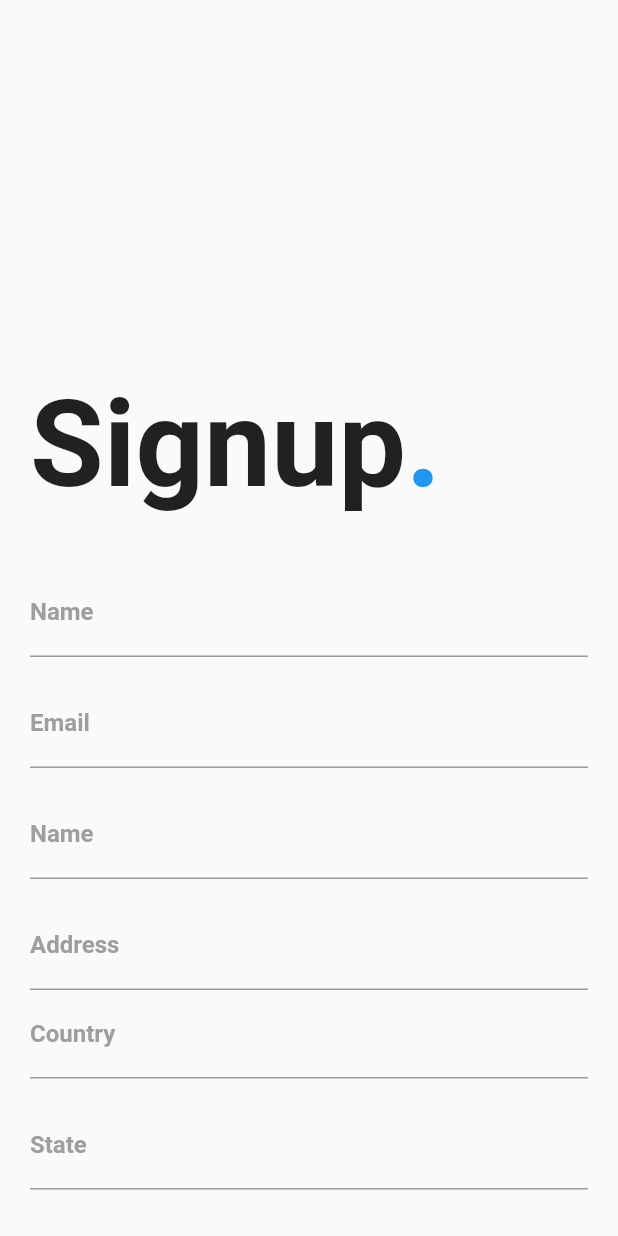
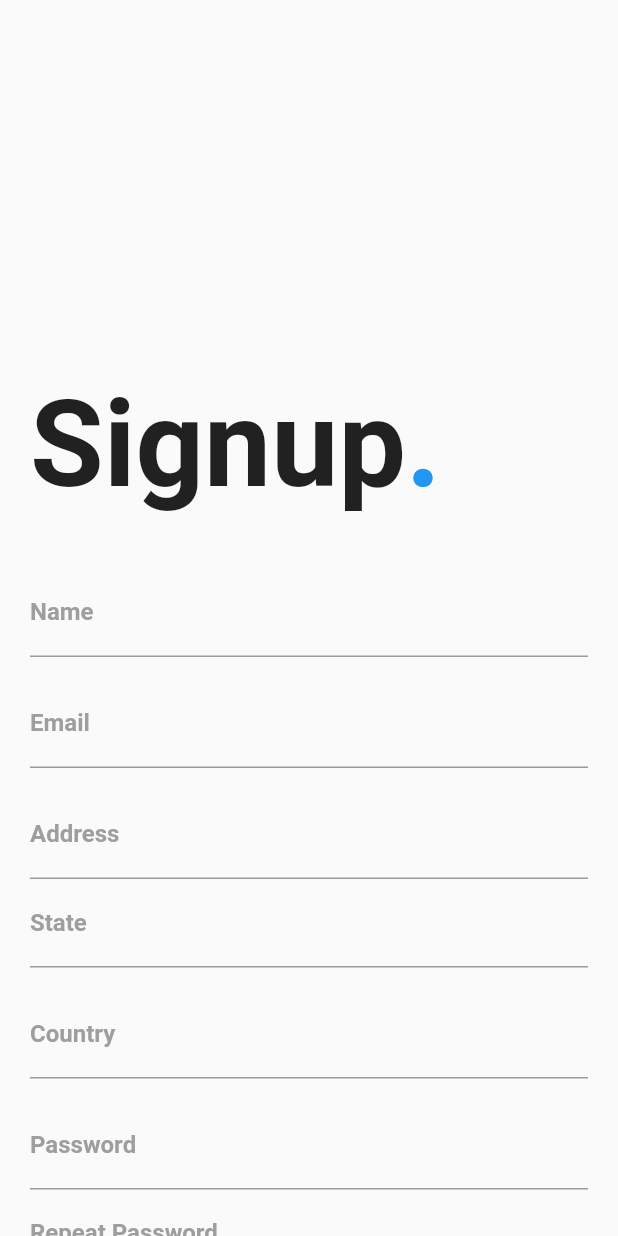
Before and after one commit to oluwatobiiloba/recipeapp, a Flutter app: the SignupPage screen opened by its route, on a phone screen of 412 x 824 dp. Run offline on Flutter 3.47's test engine with Material 2 defaults, Android fonts, the light colour scheme and no system bars; our stand-ins replace firebase_auth, firebase_core, flutter_icons, google_fonts; missing offline and left inert: multi_sort; accounts and stored records are empty; Roboto replaces fonts that are missing (Bradley Hand).

Commit message:
Update signup.dart

```diff
--- a/lib/Login_and_signup/signup.dart
+++ b/lib/Login_and_signup/signup.dart
@@ -82,18 +82,7 @@ class _SignupPageState extends State<SignupPage> {
                       ),
                     ),
                     SizedBox(height: 15.00,),
-                    TextField(
-                      controller: nameController,
-                      decoration: InputDecoration(
-                          labelText: "Name",
-                          labelStyle: TextStyle(
-                              fontFamily: 'Bradley Hand',
-                              fontWeight: FontWeight.bold,
-                              color: Colors.grey
-                          )
-                      ),
-                    ),
-                    SizedBox(height: 15.00,),
+
                     TextField(
                       decoration: InputDecoration(
                           labelText: "Address",
@@ -106,7 +95,7 @@ class _SignupPageState extends State<SignupPage> {
                     ),
                     TextField(
                       decoration: InputDecoration(
-                          labelText: "Country",
+                          labelText: "State",
                           labelStyle: TextStyle(
                               fontFamily: 'Bradley Hand',
                               fontWeight: FontWeight.bold,
@@ -117,7 +106,7 @@ class _SignupPageState extends State<SignupPage> {
                     SizedBox(height: 15.00,),
                     TextField(
                       decoration: InputDecoration(
-                          labelText: "State",
+                          labelText: "Country",
                           labelStyle: TextStyle(
                               fontFamily: 'Bradley Hand',
                               fontWeight: FontWeight.bold,
@@ -155,19 +144,13 @@ class _SignupPageState extends State<SignupPage> {
 
                     Container(
                       height: 40.0,
-                      decoration:BoxDecoration(
-                        boxShadow: [BoxShadow(
-                          color: Colors.black87.withOpacity(0.5),
-                          spreadRadius: 5,
-                          blurRadius: 7,
-                          offset: Offset(0, 3), // changes position of shadow
-                        ),
-                        ],) ,
+
                       child: Material(
 
                         color: Colors.blue,
                         elevation: 7.0,
                         borderRadius: BorderRadius.circular(20.0),
+
                         child: InkWell(
                           borderRadius: BorderRadius.circular(20.0),
                           onTap: (){
@@ -176,6 +159,7 @@ class _SignupPageState extends State<SignupPage> {
                                 password: passwordController.text.trim(),
                               name: nameController.text.toUpperCase().trim(),
                             );
+                            Navigator.pushNamed(context, '/login');
                           },
                           child: Center(
                             child: Text('SIGNUP',
@@ -192,13 +176,11 @@ class _SignupPageState extends State<SignupPage> {
                     SizedBox(height: 20.0,),
                     Container(
                       height: 40.0,
-                      decoration: BoxDecoration(
-                          border: Border.all(color: Colors.white,),
-                          borderRadius: BorderRadius.circular(20.0)
-                      ),
+
                       child: Material(
-                        color: Colors.transparent,
+                        color: Colors.white,
                         elevation: 7.0,
+                        borderRadius: BorderRadius.circular(20.0),
 
                         child: InkWell(
                           borderRadius: BorderRadius.circular(20.0),
@@ -211,7 +193,7 @@ class _SignupPageState extends State<SignupPage> {
                               Icon(Icons.arrow_back_ios),
                               Text('Back',
                                 style: TextStyle(
-                                  color: Colors.white,
+                                  color: Colors.black,
                                   fontWeight: FontWeight.bold,
                                   fontFamily: 'Bradley Hand',
                                 ),
```
